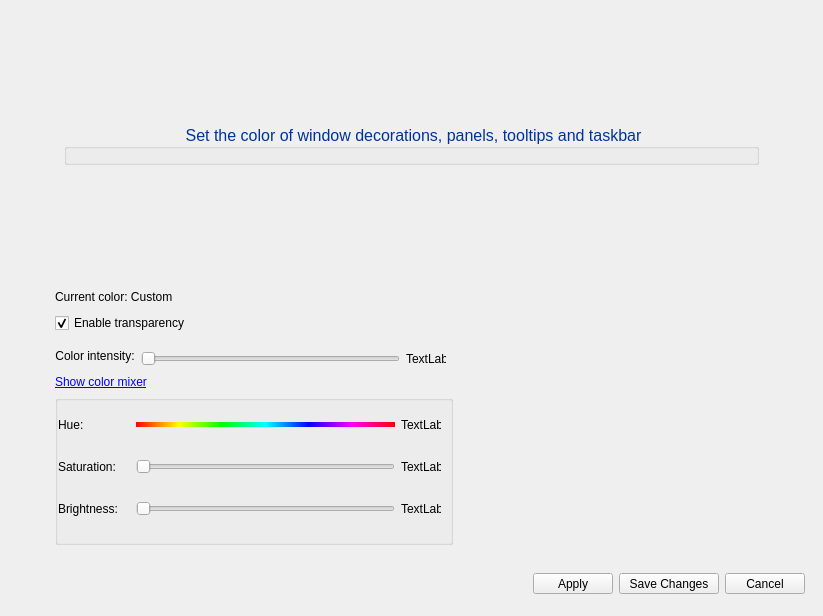
Qt form kwin/effects_cpp/kde-effects-aeroglassblur/src/kcm/mainwindow.ui (catpswin5/VistaThemePlasma) before a commit.
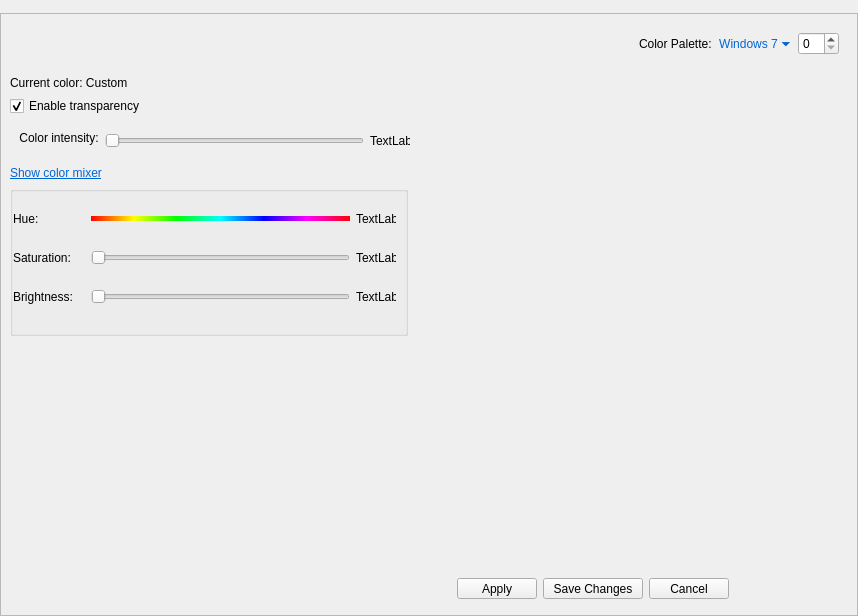
The same form after that commit. Icons and pictures are not drawn.

What changed in the file:
```diff
--- a/kwin/effects_cpp/kde-effects-aeroglassblur/src/kcm/mainwindow.ui
+++ b/kwin/effects_cpp/kde-effects-aeroglassblur/src/kcm/mainwindow.ui
@@ -6,7 +6,7 @@
    <rect>
     <x>0</x>
     <y>0</y>
-    <width>823</width>
+    <width>858</width>
     <height>616</height>
    </rect>
   </property>
@@ -19,7 +19,7 @@
   <property name="minimumSize">
    <size>
     <width>759</width>
-    <height>585</height>
+    <height>616</height>
    </size>
   </property>
   <property name="windowTitle">
@@ -35,8 +35,229 @@
    <property name="styleSheet">
     <string notr="true"/>
    </property>
+   <layout class="QVBoxLayout" name="verticalLayout_3">
+    <property name="spacing">
+     <number>0</number>
+    </property>
+    <property name="leftMargin">
+     <number>0</number>
+    </property>
+    <property name="topMargin">
+     <number>0</number>
+    </property>
+    <property name="rightMargin">
+     <number>0</number>
+    </property>
+    <property name="bottomMargin">
+     <number>0</number>
+    </property>
+    <item>
+     <widget class="QFrame" name="frame">
+      <property name="frameShape">
+       <enum>QFrame::Shape::StyledPanel</enum>
+      </property>
+      <property name="frameShadow">
+       <enum>QFrame::Shadow::Raised</enum>
+      </property>
+      <layout class="QVBoxLayout" name="verticalLayout">
+       <property name="spacing">
+        <number>0</number>
+       </property>
+       <property name="leftMargin">
+        <number>0</number>
+       </property>
+       <property name="topMargin">
+        <number>0</number>
+       </property>
+       <property name="rightMargin">
+        <number>0</number>
+       </property>
+       <property name="bottomMargin">
+        <number>0</number>
+       </property>
+       <item>
+        <widget class="QFrame" name="mainFrame">
+         <property name="frameShape">
+          <enum>QFrame::Shape::NoFrame</enum>
+         </property>
+         <property name="frameShadow">
+          <enum>QFrame::Shadow::Raised</enum>
+         </property>
+         <property name="lineWidth">
+          <number>0</number>
+         </property>
    <layout class="QGridLayout" name="gridLayout_3">
-    <item row="4" column="1">
+          <property name="leftMargin">
+           <number>0</number>
+          </property>
+          <property name="topMargin">
+           <number>0</number>
+          </property>
+          <property name="rightMargin">
+           <number>0</number>
+          </property>
+          <property name="bottomMargin">
+           <number>0</number>
+          </property>
+          <property name="spacing">
+           <number>0</number>
+          </property>
+          <item row="0" column="0">
+           <widget class="QScrollArea" name="scrollArea">
+            <property name="frameShape">
+             <enum>QFrame::Shape::NoFrame</enum>
+            </property>
+            <property name="sizeAdjustPolicy">
+             <enum>QAbstractScrollArea::SizeAdjustPolicy::AdjustIgnored</enum>
+            </property>
+            <property name="widgetResizable">
+             <bool>true</bool>
+            </property>
+            <widget class="QWidget" name="scrollAreaWidgetContents">
+             <property name="geometry">
+              <rect>
+               <x>0</x>
+               <y>0</y>
+               <width>856</width>
+               <height>546</height>
+              </rect>
+             </property>
+             <layout class="QVBoxLayout" name="verticalLayout_2">
+              <item>
+               <widget class="QWidget" name="widget" native="true">
+                <layout class="QHBoxLayout" name="horizontalLayout_3">
+                 <item>
+                  <spacer name="horizontalSpacer_3">
+                   <property name="orientation">
+                    <enum>Qt::Orientation::Horizontal</enum>
+                   </property>
+                   <property name="sizeHint" stdset="0">
+                    <size>
+                     <width>40</width>
+                     <height>20</height>
+                    </size>
+                   </property>
+                  </spacer>
+                 </item>
+                 <item>
+                  <widget class="QLabel" name="colorPaletteLabel">
+                   <property name="sizePolicy">
+                    <sizepolicy hsizetype="Maximum" vsizetype="Preferred">
+                     <horstretch>0</horstretch>
+                     <verstretch>0</verstretch>
+                    </sizepolicy>
+                   </property>
+                   <property name="text">
+                    <string>Color Palette:</string>
+                   </property>
+                  </widget>
+                 </item>
+                 <item>
+                  <widget class="QPushButton" name="colorGroupLabel">
+                   <property name="styleSheet">
+                    <string notr="true">QPushButton#colorGroupLabel {
+	color: #0066d4;
+	background: transparent;
+	border: 1px solid transparent;
+    border-radius: 3px;
+	margin-top: 1px;
+}
+QPushButton#colorGroupLabel:hover {
+	color: #3399ff;
+}
+
+QPushButton::down-arrow {
+	color: #0066d4;
+}</string>
+                   </property>
+                   <property name="text">
+                    <string>Windows 7 ⏷</string>
+                   </property>
+                  </widget>
+                 </item>
+                 <item>
+                  <widget class="QSpinBox" name="kcfg_AccentColorGroup"/>
+                 </item>
+                </layout>
+               </widget>
+              </item>
+              <item>
+               <widget class="QWidget" name="groupBox" native="true">
+                <property name="sizePolicy">
+                 <sizepolicy hsizetype="Preferred" vsizetype="Maximum">
+                  <horstretch>0</horstretch>
+                  <verstretch>0</verstretch>
+                 </sizepolicy>
+                </property>
+                <property name="minimumSize">
+                 <size>
+                  <width>0</width>
+                  <height>0</height>
+                 </size>
+                </property>
+                <property name="maximumSize">
+                 <size>
+                  <width>16777215</width>
+                  <height>16777215</height>
+                 </size>
+                </property>
+               </widget>
+              </item>
+              <item>
+               <widget class="QLabel" name="color_name_label">
+                <property name="sizePolicy">
+                 <sizepolicy hsizetype="Preferred" vsizetype="Fixed">
+                  <horstretch>0</horstretch>
+                  <verstretch>0</verstretch>
+                 </sizepolicy>
+                </property>
+                <property name="text">
+                 <string>Current color: Custom</string>
+                </property>
+                <property name="margin">
+                 <number>0</number>
+                </property>
+                <property name="indent">
+                 <number>0</number>
+                </property>
+               </widget>
+              </item>
+              <item>
+               <widget class="QCheckBox" name="kcfg_EnableTransparency">
+                <property name="sizePolicy">
+                 <sizepolicy hsizetype="Maximum" vsizetype="Minimum">
+                  <horstretch>0</horstretch>
+                  <verstretch>0</verstretch>
+                 </sizepolicy>
+                </property>
+                <property name="maximumSize">
+                 <size>
+                  <width>16777215</width>
+                  <height>16777215</height>
+                 </size>
+                </property>
+                <property name="toolTip">
+                 <string>Enables/disables the transparency of the entire theme. 
+NOTE: This setting does NOT affect compositing settings.</string>
+                </property>
+                <property name="text">
+                 <string>Enable transparency</string>
+                </property>
+                <property name="checked">
+                 <bool>true</bool>
+                </property>
+               </widget>
+              </item>
+              <item>
+               <widget class="QWidget" name="widget_2" native="true">
+                <property name="sizePolicy">
+                 <sizepolicy hsizetype="Preferred" vsizetype="Maximum">
+                  <horstretch>0</horstretch>
+                  <verstretch>0</verstretch>
+                 </sizepolicy>
+                </property>
+                <layout class="QHBoxLayout" name="horizontalLayout_2">
+                 <item>
      <widget class="QLabel" name="label">
       <property name="sizePolicy">
        <sizepolicy hsizetype="Maximum" vsizetype="Preferred">
@@ -64,13 +285,60 @@
       </property>
      </widget>
     </item>
-    <item row="1" column="0">
-     <spacer name="horizontalSpacer_4">
+                 <item>
+                  <widget class="QSlider" name="alpha_slider">
+                   <property name="sizePolicy">
+                    <sizepolicy hsizetype="MinimumExpanding" vsizetype="Preferred">
+                     <horstretch>1</horstretch>
+                     <verstretch>0</verstretch>
+                    </sizepolicy>
+                   </property>
+                   <property name="minimumSize">
+                    <size>
+                     <width>259</width>
+                     <height>0</height>
+                    </size>
+                   </property>
+                   <property name="maximumSize">
+                    <size>
+                     <width>250</width>
+                     <height>16777215</height>
+                    </size>
+                   </property>
+                   <property name="minimum">
+                    <number>26</number>
+                   </property>
+                   <property name="maximum">
+                    <number>217</number>
+                   </property>
       <property name="orientation">
        <enum>Qt::Orientation::Horizontal</enum>
       </property>
-      <property name="sizeType">
-       <enum>QSizePolicy::Policy::Preferred</enum>
+                  </widget>
+                 </item>
+                 <item>
+                  <widget class="QLabel" name="alpha_label">
+                   <property name="minimumSize">
+                    <size>
+                     <width>40</width>
+                     <height>0</height>
+                    </size>
+                   </property>
+                   <property name="maximumSize">
+                    <size>
+                     <width>40</width>
+                     <height>16777215</height>
+                    </size>
+                   </property>
+                   <property name="text">
+                    <string>TextLabel</string>
+                   </property>
+                  </widget>
+                 </item>
+                 <item>
+                  <spacer name="horizontalSpacer_2">
+                   <property name="orientation">
+                    <enum>Qt::Orientation::Horizontal</enum>
       </property>
       <property name="sizeHint" stdset="0">
        <size>
@@ -80,39 +348,35 @@
       </property>
      </spacer>
     </item>
-    <item row="1" column="1" colspan="2">
-     <widget class="QLabel" name="color_name_label">
+                </layout>
+               </widget>
+              </item>
+              <item>
+               <widget class="QLabel" name="colorMixerLabel">
       <property name="sizePolicy">
-       <sizepolicy hsizetype="Preferred" vsizetype="Fixed">
+                 <sizepolicy hsizetype="Maximum" vsizetype="Minimum">
         <horstretch>0</horstretch>
         <verstretch>0</verstretch>
        </sizepolicy>
       </property>
       <property name="text">
-       <string>Current color: Custom</string>
+                 <string>&lt;a href=&quot;no&quot; style=&quot;color: #0066D4&quot;&gt;Show color mixer&lt;/a&gt;</string>
+                </property>
+                <property name="textFormat">
+                 <enum>Qt::TextFormat::RichText</enum>
+                </property>
+                <property name="openExternalLinks">
+                 <bool>false</bool>
+                </property>
+                <property name="textInteractionFlags">
+                 <set>Qt::TextInteractionFlag::LinksAccessibleByMouse</set>
       </property>
      </widget>
     </item>
-    <item row="7" column="1">
-     <spacer name="verticalSpacer">
-      <property name="orientation">
-       <enum>Qt::Orientation::Vertical</enum>
-      </property>
-      <property name="sizeType">
-       <enum>QSizePolicy::Policy::Minimum</enum>
-      </property>
-      <property name="sizeHint" stdset="0">
-       <size>
-        <width>20</width>
-        <height>10</height>
-       </size>
-      </property>
-     </spacer>
-    </item>
-    <item row="6" column="1" colspan="4">
+              <item>
      <widget class="QGroupBox" name="colorMixerGroupBox">
       <property name="sizePolicy">
-       <sizepolicy hsizetype="Maximum" vsizetype="Preferred">
+                 <sizepolicy hsizetype="Maximum" vsizetype="Maximum">
         <horstretch>0</horstretch>
         <verstretch>0</verstretch>
        </sizepolicy>
@@ -123,11 +387,14 @@
         <height>150</height>
        </size>
       </property>
+                <property name="styleSheet">
+                 <string notr="true"/>
+                </property>
       <property name="title">
        <string/>
       </property>
       <property name="flat">
-       <bool>false</bool>
+                 <bool>true</bool>
       </property>
       <layout class="QGridLayout" name="gridLayout_2">
        <property name="leftMargin">
@@ -136,6 +403,9 @@
        <property name="topMargin">
         <number>0</number>
        </property>
+                 <property name="verticalSpacing">
+                  <number>0</number>
+                 </property>
        <item row="2" column="2">
         <widget class="QSlider" name="saturation_Slider">
          <property name="sizePolicy">
@@ -384,74 +654,30 @@
       </layout>
      </widget>
     </item>
-    <item row="5" column="1" colspan="2">
-     <widget class="QLabel" name="colorMixerLabel">
-      <property name="sizePolicy">
-       <sizepolicy hsizetype="Preferred" vsizetype="Fixed">
-        <horstretch>0</horstretch>
-        <verstretch>0</verstretch>
-       </sizepolicy>
-      </property>
-      <property name="cursor">
-       <cursorShape>PointingHandCursor</cursorShape>
-      </property>
-      <property name="text">
-       <string>&lt;a href=&quot;no&quot;&gt;Show color mixer&lt;/a&gt;</string>
-      </property>
-      <property name="textFormat">
-       <enum>Qt::TextFormat::RichText</enum>
-      </property>
-      <property name="openExternalLinks">
-       <bool>false</bool>
-      </property>
-      <property name="textInteractionFlags">
-       <set>Qt::TextInteractionFlag::LinksAccessibleByMouse</set>
-      </property>
-     </widget>
-    </item>
-    <item row="4" column="3">
-     <widget class="QLabel" name="alpha_label">
-      <property name="minimumSize">
+              <item>
+               <spacer name="verticalSpacer">
+                <property name="orientation">
+                 <enum>Qt::Orientation::Vertical</enum>
+                </property>
+                <property name="sizeHint" stdset="0">
        <size>
-        <width>40</width>
-        <height>0</height>
-       </size>
-      </property>
-      <property name="maximumSize">
-       <size>
-        <width>40</width>
-        <height>16777215</height>
-       </size>
-      </property>
-      <property name="text">
-       <string>TextLabel</string>
-      </property>
-     </widget>
-    </item>
-    <item row="2" column="1" colspan="2">
-     <widget class="QCheckBox" name="kcfg_EnableTransparency">
-      <property name="maximumSize">
-       <size>
-        <width>16777215</width>
-        <height>16777215</height>
-       </size>
-      </property>
-      <property name="toolTip">
-       <string>Enables/disables the transparency of the entire theme. 
-NOTE: This setting does NOT affect compositing settings.</string>
-      </property>
-      <property name="text">
-       <string>Enable transparency</string>
-      </property>
-      <property name="checked">
-       <bool>true</bool>
-      </property>
-     </widget>
-    </item>
-    <item row="8" column="0" colspan="6">
-     <widget class="QWidget" name="widget" native="true">
+                  <width>20</width>
+                  <height>40</height>
+                 </size>
+                </property>
+               </spacer>
+              </item>
+             </layout>
+            </widget>
+           </widget>
+          </item>
+         </layout>
+        </widget>
+       </item>
+       <item>
+        <widget class="QWidget" name="footer" native="true">
       <property name="sizePolicy">
-       <sizepolicy hsizetype="Preferred" vsizetype="Preferred">
+          <sizepolicy hsizetype="Preferred" vsizetype="Maximum">
         <horstretch>0</horstretch>
         <verstretch>0</verstretch>
        </sizepolicy>
@@ -466,6 +692,15 @@
        <string notr="true"/>
       </property>
       <layout class="QHBoxLayout" name="horizontalLayout">
+          <property name="topMargin">
+           <number>18</number>
+          </property>
+          <property name="rightMargin">
+           <number>128</number>
+          </property>
+          <property name="bottomMargin">
+           <number>16</number>
+          </property>
        <item>
         <spacer name="horizontalSpacer">
          <property name="orientation">
@@ -557,160 +792,39 @@
       </layout>
      </widget>
     </item>
-    <item row="3" column="1">
-     <spacer name="verticalSpacer_3">
-      <property name="orientation">
-       <enum>Qt::Orientation::Vertical</enum>
-      </property>
-      <property name="sizeType">
-       <enum>QSizePolicy::Policy::Fixed</enum>
-      </property>
-      <property name="sizeHint" stdset="0">
-       <size>
-        <width>20</width>
-        <height>10</height>
-       </size>
-      </property>
-     </spacer>
-    </item>
-    <item row="4" column="4">
-     <spacer name="horizontalSpacer_3">
-      <property name="orientation">
-       <enum>Qt::Orientation::Horizontal</enum>
-      </property>
-      <property name="sizeType">
-       <enum>QSizePolicy::Policy::MinimumExpanding</enum>
-      </property>
-      <property name="sizeHint" stdset="0">
-       <size>
-        <width>40</width>
-        <height>20</height>
-       </size>
-      </property>
-     </spacer>
-    </item>
-    <item row="4" column="2">
-     <widget class="QSlider" name="alpha_slider">
-      <property name="sizePolicy">
-       <sizepolicy hsizetype="MinimumExpanding" vsizetype="Preferred">
-        <horstretch>1</horstretch>
-        <verstretch>0</verstretch>
-       </sizepolicy>
-      </property>
-      <property name="minimumSize">
-       <size>
-        <width>259</width>
-        <height>0</height>
-       </size>
-      </property>
-      <property name="maximumSize">
-       <size>
-        <width>250</width>
-        <height>16777215</height>
-       </size>
-      </property>
-      <property name="minimum">
-       <number>26</number>
-      </property>
-      <property name="maximum">
-       <number>217</number>
-      </property>
-      <property name="orientation">
-       <enum>Qt::Orientation::Horizontal</enum>
-      </property>
+      </layout>
      </widget>
     </item>
-    <item row="4" column="5">
-     <spacer name="horizontalSpacer_5">
-      <property name="orientation">
-       <enum>Qt::Orientation::Horizontal</enum>
-      </property>
-      <property name="sizeType">
-       <enum>QSizePolicy::Policy::Preferred</enum>
-      </property>
-      <property name="sizeHint" stdset="0">
-       <size>
-        <width>40</width>
-        <height>20</height>
-       </size>
-      </property>
-     </spacer>
-    </item>
-    <item row="0" column="1" colspan="4">
-     <widget class="QScrollArea" name="scrollArea">
-      <property name="sizePolicy">
-       <sizepolicy hsizetype="Expanding" vsizetype="Fixed">
-        <horstretch>0</horstretch>
-        <verstretch>0</verstretch>
-       </sizepolicy>
-      </property>
-      <property name="minimumSize">
-       <size>
-        <width>0</width>
-        <height>272</height>
-       </size>
-      </property>
-      <property name="frameShape">
-       <enum>QFrame::Shape::NoFrame</enum>
-      </property>
-      <property name="verticalScrollBarPolicy">
-       <enum>Qt::ScrollBarPolicy::ScrollBarAlwaysOff</enum>
-      </property>
-      <property name="horizontalScrollBarPolicy">
-       <enum>Qt::ScrollBarPolicy::ScrollBarAlwaysOff</enum>
-      </property>
-      <property name="widgetResizable">
-       <bool>true</bool>
-      </property>
-      <widget class="QWidget" name="scrollAreaWidgetContents_4">
-       <property name="geometry">
-        <rect>
-         <x>0</x>
-         <y>0</y>
-         <width>727</width>
-         <height>272</height>
-        </rect>
-       </property>
-       <layout class="QVBoxLayout" name="verticalLayout">
-        <item>
-         <widget class="QGroupBox" name="groupBox">
-          <property name="sizePolicy">
-           <sizepolicy hsizetype="Preferred" vsizetype="Maximum">
-            <horstretch>0</horstretch>
-            <verstretch>0</verstretch>
-           </sizepolicy>
-          </property>
-          <property name="maximumSize">
-           <size>
-            <width>16777215</width>
-            <height>16777215</height>
-           </size>
-          </property>
-          <property name="font">
-           <font>
-            <pointsize>12</pointsize>
-            <italic>false</italic>
-            <bold>false</bold>
-           </font>
+   </layout>
+  </widget>
+  <widget class="QToolBar" name="toolBar">
+   <property name="windowTitle">
+    <string>toolBar</string>
           </property>
           <property name="styleSheet">
-           <string notr="true">QGroupBox::title {
-	color: #003399;
+    <string notr="true">QToolBar {
+	background: transparent;
+	border: none;
 }</string>
           </property>
-          <property name="title">
-           <string>Set the color of window decorations, panels, tooltips and taskbar</string>
-          </property>
-          <property name="alignment">
-           <set>Qt::AlignmentFlag::AlignCenter</set>
-          </property>
-         </widget>
-        </item>
-       </layout>
-      </widget>
-     </widget>
-    </item>
-   </layout>
+   <property name="movable">
+    <bool>false</bool>
+   </property>
+   <property name="allowedAreas">
+    <set>Qt::ToolBarArea::TopToolBarArea</set>
+   </property>
+   <property name="toolButtonStyle">
+    <enum>Qt::ToolButtonStyle::ToolButtonTextOnly</enum>
+   </property>
+   <property name="floatable">
+    <bool>false</bool>
+   </property>
+   <attribute name="toolBarArea">
+    <enum>TopToolBarArea</enum>
+   </attribute>
+   <attribute name="toolBarBreak">
+    <bool>false</bool>
+   </attribute>
   </widget>
  </widget>
  <resources/>
```
Left out of the diff: 10 changed lines with no effect on the pictures. Lines whose indentation alone changed are shown as unchanged.
